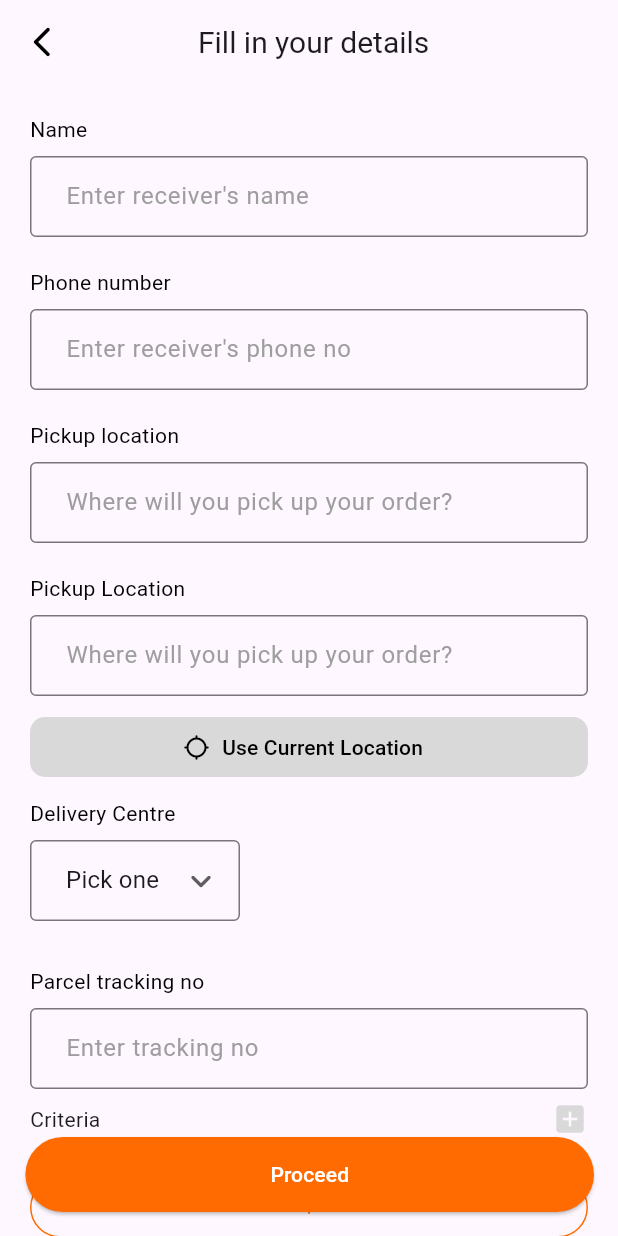
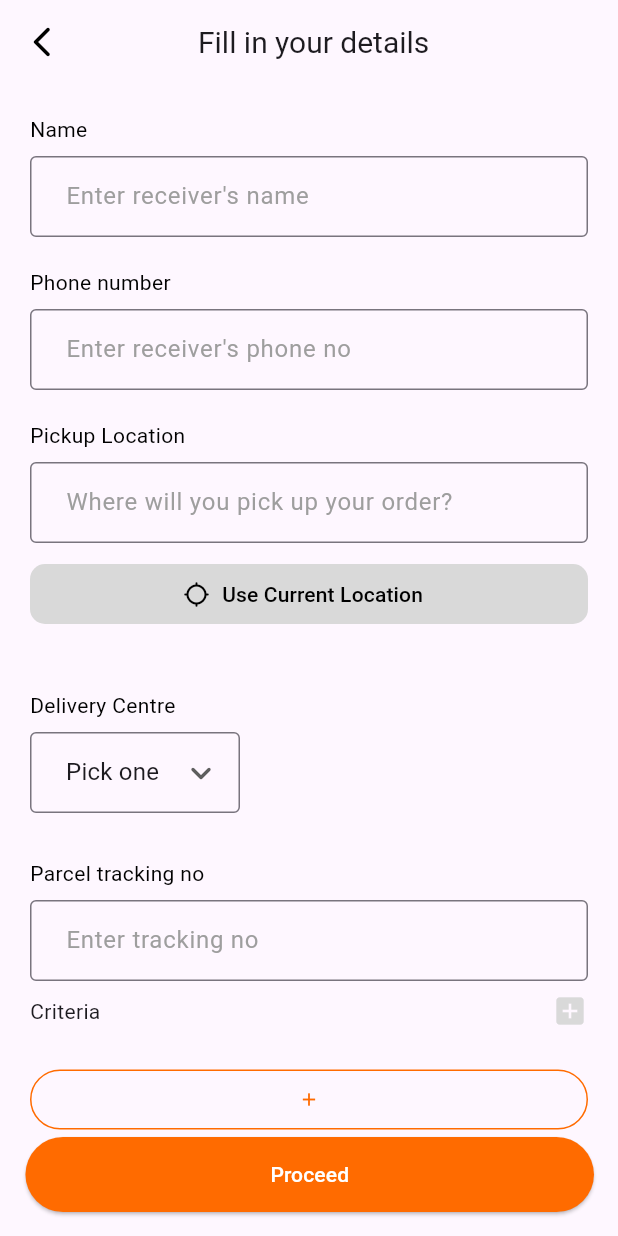
Before and after one commit to An1MuS1111/Architech, a Flutter app: the OrderPlace screen opened directly, on a phone screen of 412 x 824 dp. Run offline on Flutter 3.47's test engine with Material 3 defaults, Android fonts, the phone set to English and light mode, and no system bars; our stand-ins replace cloud_firestore, firebase_auth, firebase_core, firebase_messaging, fl_chart, flutter_spinkit and 5 more; missing offline and left inert: flutter_polyline_points; accounts and stored records are empty.

Commit message:
added search location

```diff
--- a/lib/controllers/providers/orderPlaceProvider.dart
+++ b/lib/controllers/providers/orderPlaceProvider.dart
@@ -68,26 +68,6 @@ class OrderPlaceProvider extends ChangeNotifier {
     notifyListeners();
   }
 
-  // void addCriteriaList(String value, int index,
-  //     {String? parcelName, required List<String> criteria}) {
-  //   for (int i = 0; i < widgets.length; i++) {
-  //     print("worked $i $index");
-  //     if (i == index) {
-  //       print("worked");
-  //       widgets[index] = ParcelTextField(
-  //         key: UniqueKey(),
-  //         text: parcelName,
-  //         controller: trackingControllers[index],
-  //         validatorFunction: () {},
-  //         enableCriteria: false,
-  //         criteria: criteria,
-  //         indexSelected: index,
-  //       );
-  //       notifyListeners();
-  //     }
-  //   }
-  //   notifyListeners();
-  // }
   void addCriteriaList(String value, int index,
       {String? parcelName, required List<String> criteria}) {
     if (index >= 0 && index < widgets.length) {
@@ -120,11 +100,11 @@ class OrderPlaceProvider extends ChangeNotifier {
   void proceedFillDetailsFunction(BuildContext context) {
     isLoadingFunction(true);
     if (nameController.text.isEmpty) {
-      showSnackBar(context, "Enter your name");
+      showSnackBar(context, "Please enter your name");
     } else if (phoneController.text.isEmpty) {
-      showSnackBar(context, "Enter your phone");
-    } else if (phoneController.text.isEmpty) {
-      showSnackBar(context, "Enter your location");
+      showSnackBar(context, "Please enter your phone");
+    } else if (pickupController.text.isEmpty) {
+      showSnackBar(context, "Please enter your location");
     } else {
       Navigator.push(
         context,
--- a/lib/models/orderModel.dart
+++ b/lib/models/orderModel.dart
@@ -18,17 +18,17 @@ class OrderModelTest extends ChangeNotifier {
   late double totalPaid;
 
   // Mock Data
-  OrderModelTest() {
-    orderId = "1";
-    name = "Mariam Suriya";
-    phoneNumber = "0198762371";
-    pickupLocation = "KTC B01";
-    deliveryCentre = "OPC";
-    selectedPayment = "COD";
-    selectedDate = DateTime.now();
-    selectedTime = DateTime.now();
-    parcels = [ParcelModel("MP1234"), ParcelModel("UI7923")];
-  }
+  // OrderModelTest() {
+  //   orderId = "1";
+  //   name = "Mariam Suriya";
+  //   phoneNumber = "0198762371";
+  //   pickupLocation = "KTC B01";
+  //   deliveryCentre = "OPC";
+  //   selectedPayment = "COD";
+  //   selectedDate = DateTime.now();
+  //   selectedTime = DateTime.now();
+  //   parcels = [ParcelModel("MP1234"), ParcelModel("UI7923")];
+  // }
 
   // List<double> extraCharge = [];
   // TODO: Generate random or reference id for orderId before submitting
@@ -47,8 +47,8 @@ class OrderModelTest extends ChangeNotifier {
   }
 
   // To be updated
-  String updateStatus() {
-    return status;
+  String updateStatus(String newStatus) {
+    return status = newStatus;
   }
 
   dateConverter(bool toString) {
--- a/lib/pages/order/orderPlace.dart
+++ b/lib/pages/order/orderPlace.dart
@@ -64,20 +64,13 @@ class _OrderPlace extends State<OrderPlace> {
                       orderScheduleProvider, _) {
                 return Column(
                   children: [
-                    textFormField("Name", "Enter receiver's name",orderPlaceProvider.nameController, () {}),
+                    textFormField("Name", "Enter receiver's name", orderPlaceProvider.nameController, () {}),
                     textFormField("Phone number", "Enter receiver's phone no", orderPlaceProvider.phoneController, () {}, keyboardType: TextInputType.number),
-                    textFormField("Pickup location", "Where will you pick up your order? ", orderPlaceProvider.pickupController,() {}),
+                    // textFormField("Pickup location", "Where will you pick up your order? ", orderPlaceProvider.pickupController,() {}),
                     SearchLocation(),
+                    const SizedBox(height: 30),
                     CustomDropDown(title: "Delivery Centre", selectedValue: orderPlaceProvider.selectedValue, itemList: orderPlaceProvider.itemList),
                     const SizedBox(height: 30),
-                    // ParcelTextField(
-                    //   text: "Parcel tracking no",
-                    //   controller:
-                    //       orderPlaceProvider.trackingControllers[0],
-                    //   validatorFunction: () {},
-                    //   enableCriteria: false,
-                    //   criteria: const [],
-                    // ),
                     Padding(
                       padding: const EdgeInsets.only(bottom: 8),
                       child: SizedBox(
@@ -92,7 +85,7 @@ class _OrderPlace extends State<OrderPlace> {
                       ),
                     ),
                     displayAddParcels(orderPlaceProvider.widgets),
-                    outlinedBtn(context,null,Icons.add,() {
+                    outlinedBtn(context, null, Icons.add,() {
                         orderPlaceProvider
                           .trackingParcelTextFiledCreator();
                       },
--- a/pubspec.yaml
+++ b/pubspec.yaml
@@ -29,6 +29,8 @@ dependencies:
   firebase_messaging: ^14.9.4
   fl_chart: ^0.68.0
   flutter_spinkit: ^5.2.1
+  geolocator: ^12.0.0
+  geocoding: ^3.0.0
 
 dev_dependencies:
   flutter_test:
```
Also changed, not shown: lib/components/searchLocation.dart (+63 -1 lines), lib/controllers/providers/orderSearchLocationProvider.dart (added, +88 -0 lines), lib/pages/signup.dart (+9 -0 lines), pubspec.lock, 5 other files.
